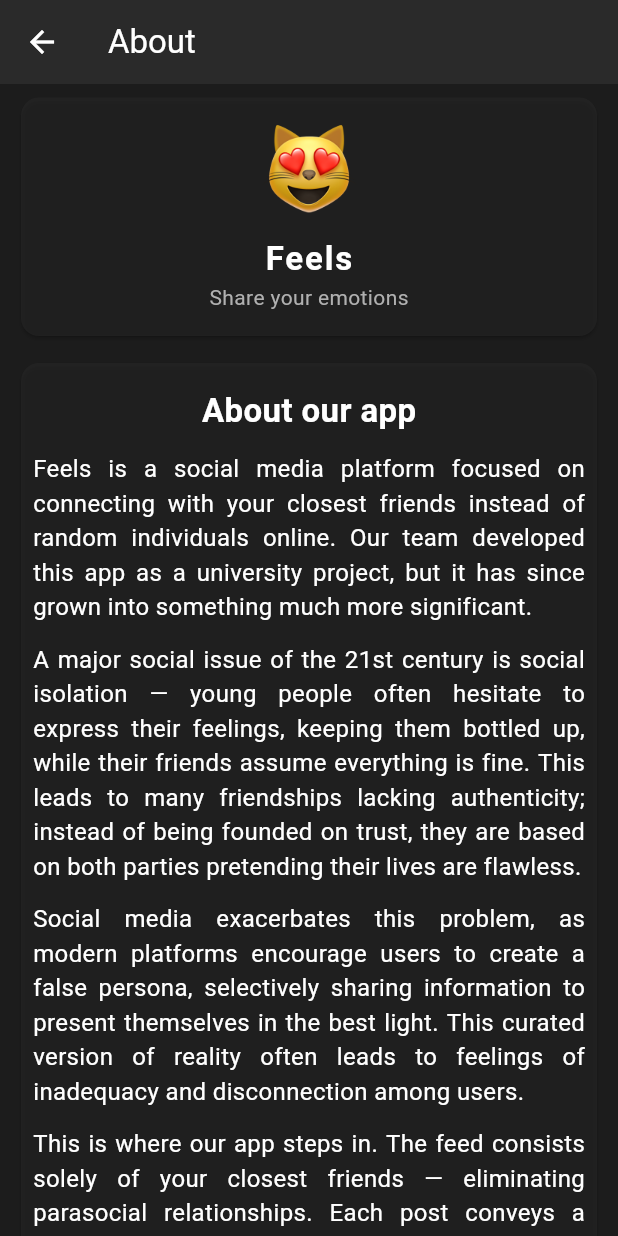
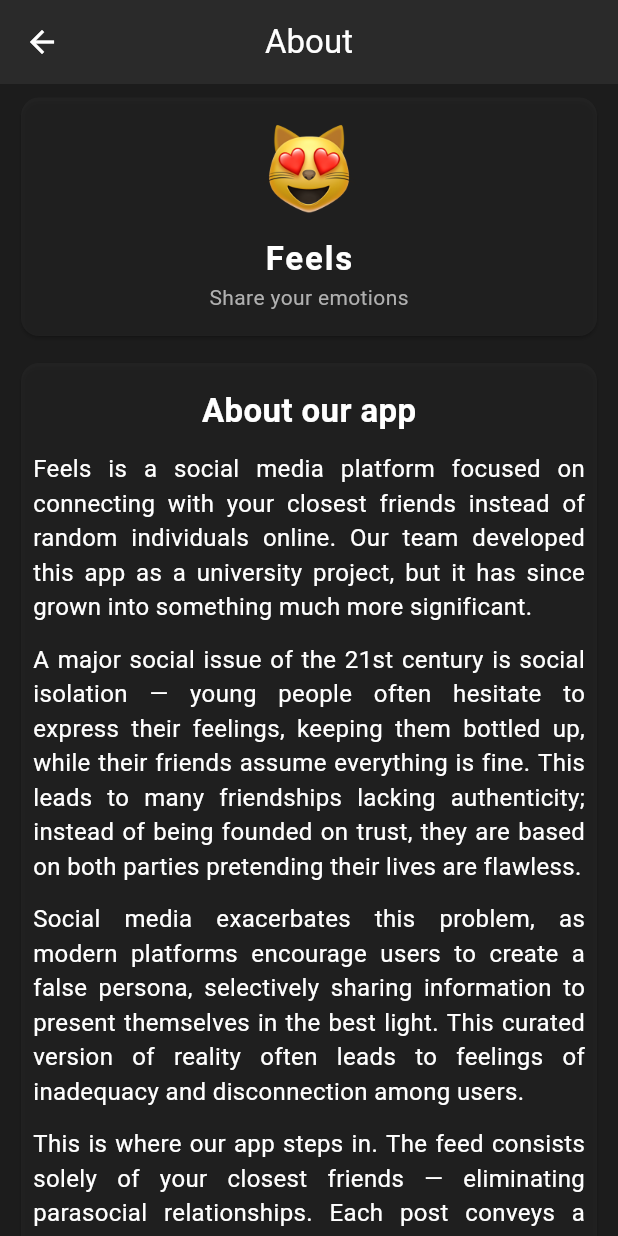
Before and after one commit to thesun901/feels-mobile, a Flutter app: the AboutScreen screen opened by its route, on a phone screen of 412 x 824 dp. Run offline on Flutter 3.47's test engine with Material 3 defaults, Android fonts, the phone set to English and light mode, and no system bars; our stand-ins replace flutter_hooks, flutter_riverpod, hooks_riverpod, shared_preferences; accounts and stored records are empty.

Commit message:
justify title

```diff
--- a/lib/screens/about_screen.dart
+++ b/lib/screens/about_screen.dart
@@ -8,7 +8,7 @@ class AboutScreen extends StatelessWidget {
   @override
   Widget build(BuildContext context) {
     return Scaffold(
-      appBar: AppBar(title: const Text('About')),
+      appBar: AppBar(title: const Text('About'), centerTitle: true),
       body: Center(
         child: SingleChildScrollView(
           child: Column(
```
